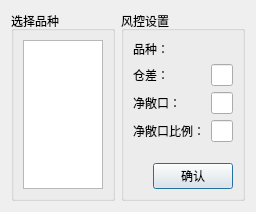
This is setting_riskctrlproduct.ui in ChengruiGu/CMF_Marketmaker as Qt 5 draws it before an edit. The edited form follows.
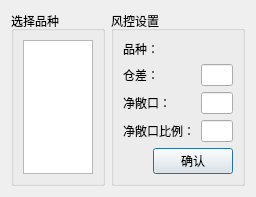
This is the edited form.

What changed in the file:
```diff
--- a/setting_riskctrlproduct.ui
+++ b/setting_riskctrlproduct.ui
@@ -7,7 +7,7 @@
     <x>0</x>
     <y>0</y>
     <width>256</width>
-    <height>212</height>
+    <height>175</height>
    </rect>
   </property>
   <property name="windowTitle">
@@ -21,7 +21,14 @@
      </property>
      <layout class="QVBoxLayout" name="verticalLayout">
       <item>
-       <widget class="QListView" name="listView"/>
+       <widget class="QListView" name="listView">
+        <property name="maximumSize">
+         <size>
+          <width>73</width>
+          <height>16777215</height>
+         </size>
+        </property>
+       </widget>
       </item>
      </layout>
     </widget>
@@ -74,7 +81,7 @@
         <item row="0" column="1">
          <widget class="QLabel" name="label_5">
           <property name="text">
-           <string> </string>
+           <string/>
           </property>
          </widget>
         </item>
```
